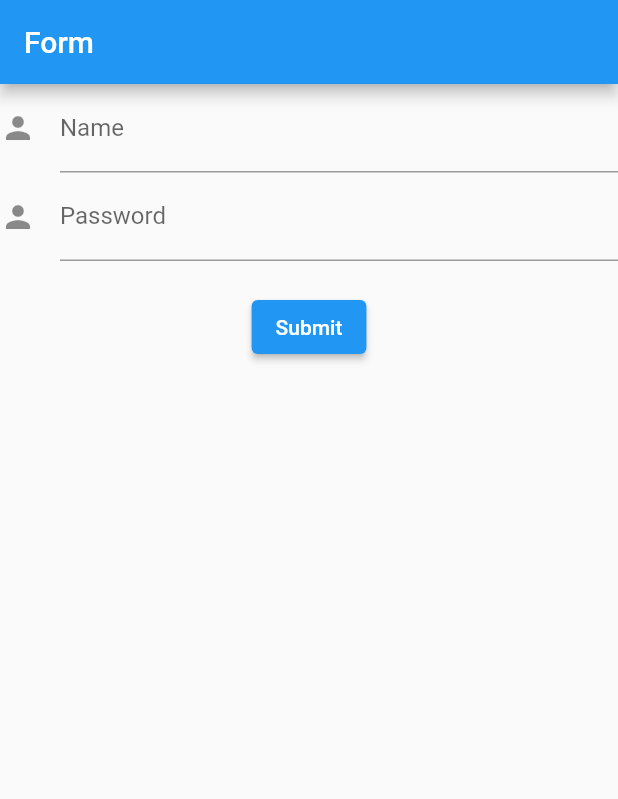
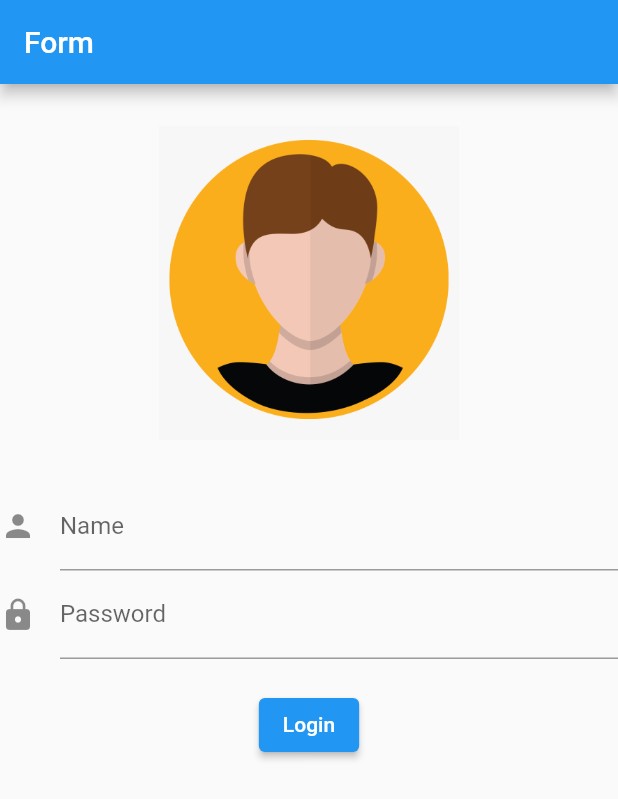
Before and after one commit to KaungHtetNaing24/Flutter-training, a Flutter app: the screen it shows after launch, on a phone screen of 412 x 824 dp. Shown: the top 799 px of the screen. Run offline on Flutter 3.47's test engine with Material 2 defaults, Android fonts, the phone set to English and light mode, and no system bars.

Commit message:
feat: add Image

```diff
--- a/lib/main.dart
+++ b/lib/main.dart
@@ -40,6 +40,19 @@ class _FormsState extends State<Forms> {
         child: Column(
           crossAxisAlignment: CrossAxisAlignment.center,
             children: [
+                Padding(
+                  padding: const EdgeInsets.all(28.0),
+                  child: Row(
+                    mainAxisAlignment: MainAxisAlignment.spaceEvenly,
+                    children: [
+                      Column(
+                        children: [
+                          Image.asset("assets/profile.png",width: 200,),
+                        ],
+                      )
+                    ],
+                  ),
+                ),
               TextFormField(
                 decoration: const InputDecoration(
                   hintText: "Enter your name",
@@ -57,7 +70,7 @@ class _FormsState extends State<Forms> {
                 decoration: const InputDecoration(
                   hintText: "Enter your Password",
                   labelText: "Password",
-                  icon: Icon(Icons.person),
+                  icon: Icon(Icons.lock),
                 ),
                 validator: (value) {
                 if (value == null || value.isEmpty) {
@@ -79,9 +92,9 @@ class _FormsState extends State<Forms> {
                       );
                     }
                   },
-                  child: const Text('Submit'),
+                  child: const Text('Login'),
                 ),
-              )
+              ),
             ],
         ),
       )
--- a/pubspec.yaml
+++ b/pubspec.yaml
@@ -58,8 +58,9 @@ flutter:
   uses-material-design: true
 
   # To add assets to your application, add an assets section, like this:
-  # assets:
-  #   - images/a_dot_burr.jpeg
+  assets:
+    - assets/Soap.jpg
+    - assets/profile.png
   #   - images/a_dot_ham.jpeg
 
   # An image asset can refer to one or more resolution-specific "variants", see
```
Also changed, not shown: assets/Soap.jpg (added), assets/profile.png (added).
